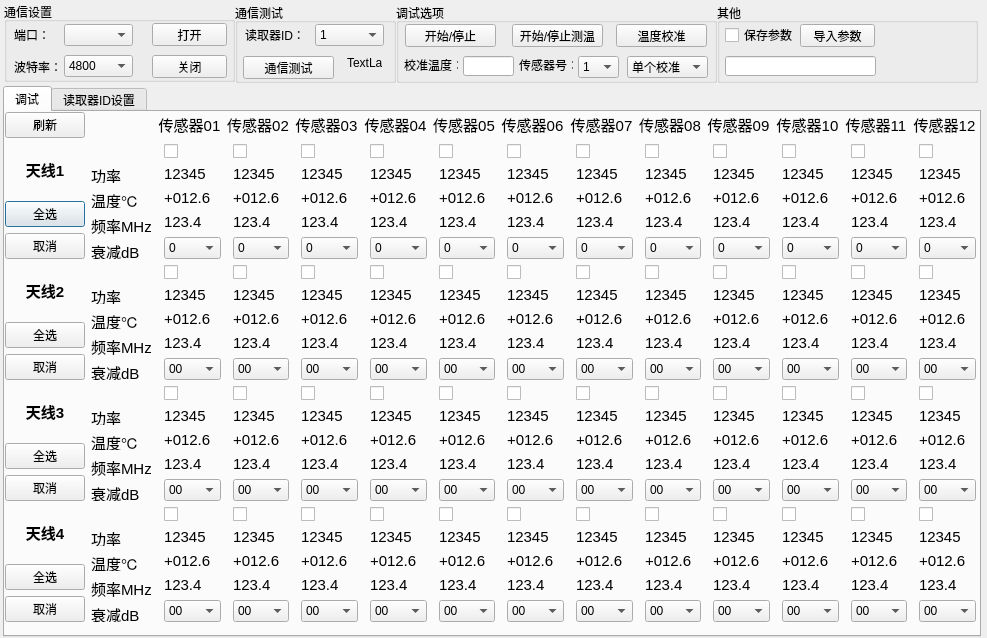
The window that wtscommdialog.ui (liuxinlu/WTSComm) describes before a commit, drawn with Qt 5.
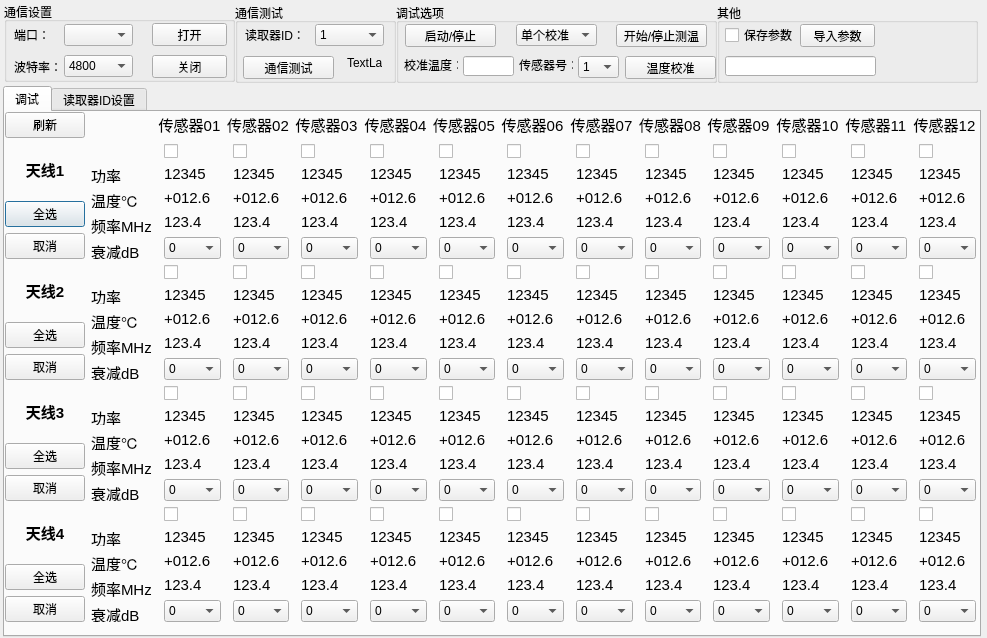
The same window after the commit.

The edit to the form file:
```diff
--- a/wtscommdialog.ui
+++ b/wtscommdialog.ui
@@ -600,7 +600,7 @@
           </property>
           <item>
            <property name="text">
-            <string>00</string>
+            <string>0</string>
            </property>
           </item>
           <item>
@@ -745,7 +745,7 @@
           </property>
           <item>
            <property name="text">
-            <string>00</string>
+            <string>0</string>
            </property>
           </item>
           <item>
@@ -890,7 +890,7 @@
           </property>
           <item>
            <property name="text">
-            <string>00</string>
+            <string>0</string>
            </property>
           </item>
           <item>
@@ -2201,7 +2201,7 @@
           </property>
           <item>
            <property name="text">
-            <string>00</string>
+            <string>0</string>
            </property>
           </item>
           <item>
@@ -2346,7 +2346,7 @@
           </property>
           <item>
            <property name="text">
-            <string>00</string>
+            <string>0</string>
            </property>
           </item>
           <item>
@@ -2491,7 +2491,7 @@
           </property>
           <item>
            <property name="text">
-            <string>00</string>
+            <string>0</string>
            </property>
           </item>
           <item>
@@ -2636,7 +2636,7 @@
           </property>
           <item>
            <property name="text">
-            <string>00</string>
+            <string>0</string>
            </property>
           </item>
           <item>
@@ -2781,7 +2781,7 @@
           </property>
           <item>
            <property name="text">
-            <string>00</string>
+            <string>0</string>
            </property>
           </item>
           <item>
@@ -2926,7 +2926,7 @@
           </property>
           <item>
            <property name="text">
-            <string>00</string>
+            <string>0</string>
            </property>
           </item>
           <item>
@@ -3071,7 +3071,7 @@
           </property>
           <item>
            <property name="text">
-            <string>00</string>
+            <string>0</string>
            </property>
           </item>
           <item>
@@ -3216,7 +3216,7 @@
           </property>
           <item>
            <property name="text">
-            <string>00</string>
+            <string>0</string>
            </property>
           </item>
           <item>
@@ -3361,7 +3361,7 @@
           </property>
           <item>
            <property name="text">
-            <string>00</string>
+            <string>0</string>
            </property>
           </item>
           <item>
@@ -3506,7 +3506,7 @@
           </property>
           <item>
            <property name="text">
-            <string>00</string>
+            <string>0</string>
            </property>
           </item>
           <item>
@@ -3651,7 +3651,7 @@
           </property>
           <item>
            <property name="text">
-            <string>00</string>
+            <string>0</string>
            </property>
           </item>
           <item>
@@ -3796,7 +3796,7 @@
           </property>
           <item>
            <property name="text">
-            <string>00</string>
+            <string>0</string>
            </property>
           </item>
           <item>
@@ -3941,7 +3941,7 @@
           </property>
           <item>
            <property name="text">
-            <string>00</string>
+            <string>0</string>
            </property>
           </item>
           <item>
@@ -4086,7 +4086,7 @@
           </property>
           <item>
            <property name="text">
-            <string>00</string>
+            <string>0</string>
            </property>
           </item>
           <item>
@@ -4231,7 +4231,7 @@
           </property>
           <item>
            <property name="text">
-            <string>00</string>
+            <string>0</string>
            </property>
           </item>
           <item>
@@ -4376,7 +4376,7 @@
           </property>
           <item>
            <property name="text">
-            <string>00</string>
+            <string>0</string>
            </property>
           </item>
           <item>
@@ -4521,7 +4521,7 @@
           </property>
           <item>
            <property name="text">
-            <string>00</string>
+            <string>0</string>
            </property>
           </item>
           <item>
@@ -4666,7 +4666,7 @@
           </property>
           <item>
            <property name="text">
-            <string>00</string>
+            <string>0</string>
            </property>
           </item>
           <item>
@@ -4811,7 +4811,7 @@
           </property>
           <item>
            <property name="text">
-            <string>00</string>
+            <string>0</string>
            </property>
           </item>
           <item>
@@ -4956,7 +4956,7 @@
           </property>
           <item>
            <property name="text">
-            <string>00</string>
+            <string>0</string>
            </property>
           </item>
           <item>
@@ -5106,7 +5106,7 @@
           </property>
           <item>
            <property name="text">
-            <string>00</string>
+            <string>0</string>
            </property>
           </item>
           <item>
@@ -5251,7 +5251,7 @@
           </property>
           <item>
            <property name="text">
-            <string>00</string>
+            <string>0</string>
            </property>
           </item>
           <item>
@@ -5396,7 +5396,7 @@
           </property>
           <item>
            <property name="text">
-            <string>00</string>
+            <string>0</string>
            </property>
           </item>
           <item>
@@ -5541,7 +5541,7 @@
           </property>
           <item>
            <property name="text">
-            <string>00</string>
+            <string>0</string>
            </property>
           </item>
           <item>
@@ -6121,7 +6121,7 @@
           </property>
           <item>
            <property name="text">
-            <string>00</string>
+            <string>0</string>
            </property>
           </item>
           <item>
@@ -6266,7 +6266,7 @@
           </property>
           <item>
            <property name="text">
-            <string>00</string>
+            <string>0</string>
            </property>
           </item>
           <item>
@@ -6411,7 +6411,7 @@
           </property>
           <item>
            <property name="text">
-            <string>00</string>
+            <string>0</string>
            </property>
           </item>
           <item>
@@ -6556,7 +6556,7 @@
           </property>
           <item>
            <property name="text">
-            <string>00</string>
+            <string>0</string>
            </property>
           </item>
           <item>
@@ -6701,7 +6701,7 @@
           </property>
           <item>
            <property name="text">
-            <string>00</string>
+            <string>0</string>
            </property>
           </item>
           <item>
@@ -6846,7 +6846,7 @@
           </property>
           <item>
            <property name="text">
-            <string>00</string>
+            <string>0</string>
            </property>
           </item>
           <item>
@@ -6991,7 +6991,7 @@
           </property>
           <item>
            <property name="text">
-            <string>00</string>
+            <string>0</string>
            </property>
           </item>
           <item>
@@ -7136,7 +7136,7 @@
           </property>
           <item>
            <property name="text">
-            <string>00</string>
+            <string>0</string>
            </property>
           </item>
           <item>
@@ -7281,7 +7281,7 @@
           </property>
           <item>
            <property name="text">
-            <string>00</string>
+            <string>0</string>
            </property>
           </item>
           <item>
@@ -8045,8 +8045,8 @@
    <widget class="QPushButton" name="pushButton_CalTemp">
     <property name="geometry">
      <rect>
-      <x>220</x>
-      <y>21</y>
+      <x>229</x>
+      <y>53</y>
       <width>91</width>
       <height>23</height>
      </rect>
@@ -8055,24 +8055,11 @@
      <string>温度校准</string>
     </property>
    </widget>
-   <widget class="QPushButton" name="pushButton_StartGetTemp">
-    <property name="geometry">
-     <rect>
-      <x>116</x>
-      <y>21</y>
-      <width>91</width>
-      <height>23</height>
-     </rect>
-    </property>
-    <property name="text">
-     <string>开始/停止测温</string>
-    </property>
-   </widget>
    <widget class="QComboBox" name="comboBox_CalMethod">
     <property name="geometry">
      <rect>
-      <x>231</x>
-      <y>53</y>
+      <x>120</x>
+      <y>21</y>
       <width>81</width>
       <height>22</height>
      </rect>
@@ -8098,7 +8085,7 @@
      </rect>
     </property>
     <property name="text">
-     <string>开始/停止</string>
+     <string>启动/停止</string>
     </property>
     <property name="checkable">
      <bool>false</bool>
@@ -8210,6 +8197,19 @@
      </property>
     </item>
    </widget>
+   <widget class="QPushButton" name="pushButton_StartGetTemp">
+    <property name="geometry">
+     <rect>
+      <x>220</x>
+      <y>21</y>
+      <width>91</width>
+      <height>23</height>
+     </rect>
+    </property>
+    <property name="text">
+     <string>开始/停止测温</string>
+    </property>
+   </widget>
   </widget>
   <widget class="QGroupBox" name="groupBox_4">
    <property name="geometry">
```
Left out of the diff: 144 changed lines with no effect on the pictures.
